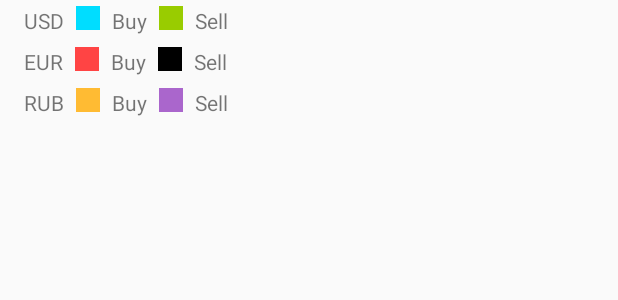
After one commit to RomanStecenko/zenua, an Android app: the layout double_rate_legend.xml on its own in the app's theme, with its tools: preview values and no code run, on a phone screen of 412 x 824 dp. The commit adds this screen. Shown: the top 300 px of the screen. Run offline under Robolectric (Android 15) with nearby library versions, the phone set to English and light mode, and no system bars.

Commit message:
fix legend of rate_progress

```diff
--- a/app/src/main/java/edu/my/rstetsenko/zenua/activities/MainActivity.java
+++ b/app/src/main/java/edu/my/rstetsenko/zenua/activities/MainActivity.java
@@ -77,7 +77,7 @@ public class MainActivity extends ActionBarActivity {
                     .commit();
         }
         ZenUaSyncAdapter.initializeSyncAdapter(this);
-        //TODO WIDGET, Tablet view, handle VideoView state. maybe migrate sources from settings to navigation drawer
+        //TODO WIDGET, Tablet view, handle VideoView state. maybe migrate selecting of sources from settings to navigation drawer
     }
 
     @Override
--- a/app/src/main/res/layout/activity_rate_progress.xml
+++ b/app/src/main/res/layout/activity_rate_progress.xml
@@ -7,6 +7,10 @@
     <com.github.mikephil.charting.charts.LineChart
         android:id="@+id/chart"
         android:layout_width="match_parent"
-        android:layout_height="match_parent" />
+        android:layout_height="0dp"
+        android:layout_weight="1"/>
+
+    <include layout="@layout/rate_legend"/>
+    <include layout="@layout/double_rate_legend"/>
 
 </LinearLayout>
--- /dev/null
+++ b/app/src/main/res/layout/double_rate_legend.xml
@@ -0,0 +1,137 @@
+<?xml version="1.0" encoding="utf-8"?>
+<LinearLayout xmlns:android="http://schemas.android.com/apk/res/android"
+    xmlns:tools="http://schemas.android.com/tools"
+    android:layout_width="match_parent"
+    android:layout_height="wrap_content"
+    android:id="@+id/double_rate_view"
+    android:gravity="center_vertical"
+    android:orientation="vertical"
+    android:paddingLeft="@dimen/land_buy_sell_left_right"
+    android:paddingRight="@dimen/land_buy_sell_left_right"
+    android:visibility="gone"
+    tools:visibility="visible">
+
+    <LinearLayout xmlns:android="http://schemas.android.com/apk/res/android"
+        android:layout_width="match_parent"
+        android:layout_height="wrap_content"
+        android:paddingTop="@dimen/legend_top_bottom_padding"
+        android:paddingBottom="@dimen/legend_top_bottom_padding"
+        android:orientation="horizontal">
+
+        <TextView
+            android:layout_width="wrap_content"
+            android:layout_height="wrap_content"
+            android:paddingRight="@dimen/legend_padding"
+            android:text="@string/usd"/>
+
+        <View
+            android:id="@+id/legend_usd_buy_color"
+            android:layout_width="@dimen/view_width_height"
+            android:layout_height="@dimen/view_width_height"
+            android:background="@android:color/holo_blue_bright" />
+
+        <TextView
+            android:layout_width="wrap_content"
+            android:layout_height="wrap_content"
+            android:paddingLeft="@dimen/legend_view_lef_padding"
+            android:paddingRight="@dimen/legend_padding"
+            android:text="@string/buy"/>
+
+        <View
+            android:id="@+id/legend_usd_sell_color"
+            android:layout_width="@dimen/view_width_height"
+            android:layout_height="@dimen/view_width_height"
+            android:background="@android:color/holo_green_light" />
+
+        <TextView
+            android:layout_width="wrap_content"
+            android:layout_height="wrap_content"
+            android:paddingLeft="@dimen/legend_view_lef_padding"
+            android:paddingRight="@dimen/legend_padding"
+            android:text="@string/sell"/>
+
+    </LinearLayout>
+
+    <LinearLayout xmlns:android="http://schemas.android.com/apk/res/android"
+        android:layout_width="match_parent"
+        android:layout_height="wrap_content"
+        android:paddingTop="@dimen/legend_top_bottom_padding"
+        android:paddingBottom="@dimen/legend_top_bottom_padding"
+        android:orientation="horizontal">
+
+        <TextView
+            android:layout_width="wrap_content"
+            android:layout_height="wrap_content"
+            android:paddingRight="@dimen/legend_padding"
+            android:text="@string/eur"/>
+
+        <View
+            android:id="@+id/legend_eur_buy_color"
+            android:layout_width="@dimen/view_width_height"
+            android:layout_height="@dimen/view_width_height"
+            android:background="@android:color/holo_red_light" />
+
+        <TextView
+            android:layout_width="wrap_content"
+            android:layout_height="wrap_content"
+            android:paddingLeft="@dimen/legend_view_lef_padding"
+            android:paddingRight="@dimen/legend_padding"
+            android:text="@string/buy"/>
+
+        <View
+            android:id="@+id/legend_eur_sell_color"
+            android:layout_width="@dimen/view_width_height"
+            android:layout_height="@dimen/view_width_height"
+            android:background="@android:color/black" />
+
+        <TextView
+            android:layout_width="wrap_content"
+            android:layout_height="wrap_content"
+            android:paddingLeft="@dimen/legend_view_lef_padding"
+            android:paddingRight="@dimen/legend_padding"
+            android:text="@string/sell"/>
+
+    </LinearLayout>
+
+    <LinearLayout xmlns:android="http://schemas.android.com/apk/res/android"
+        android:layout_width="match_parent"
+        android:layout_height="wrap_content"
+        android:paddingTop="@dimen/legend_top_bottom_padding"
+        android:paddingBottom="@dimen/legend_top_bottom_padding"
+        android:orientation="horizontal">
+
+        <TextView
+            android:layout_width="wrap_content"
+            android:layout_height="wrap_content"
+            android:paddingRight="@dimen/legend_padding"
+            android:text="@string/rub"/>
+
+        <View
+            android:id="@+id/legend_rub_buy_color"
+            android:layout_width="@dimen/view_width_height"
+            android:layout_height="@dimen/view_width_height"
+            android:background="@android:color/holo_orange_light" />
+
+        <TextView
+            android:layout_width="wrap_content"
+            android:layout_height="wrap_content"
+            android:paddingLeft="@dimen/legend_view_lef_padding"
+            android:paddingRight="@dimen/legend_padding"
+            android:text="@string/buy"/>
+
+        <View
+            android:id="@+id/legend_rub_sell_color"
+            android:layout_width="@dimen/view_width_height"
+            android:layout_height="@dimen/view_width_height"
+            android:background="@android:color/holo_purple" />
+
+        <TextView
+            android:layout_width="wrap_content"
+            android:layout_height="wrap_content"
+            android:paddingLeft="@dimen/legend_view_lef_padding"
+            android:paddingRight="@dimen/legend_padding"
+            android:text="@string/sell"/>
+
+    </LinearLayout>
+
+</LinearLayout>
--- a/app/src/main/res/menu/menu_main.xml
+++ b/app/src/main/res/menu/menu_main.xml
@@ -5,6 +5,7 @@
 
     <item
         android:id="@+id/sound"
+        android:orderInCategory="50"
         android:title="@string/sound_on"
         android:icon="@drawable/ic_volume_on"
         app:showAsAction="ifRoom" />
--- a/app/src/main/res/values-sw600dp/dimens.xml
+++ b/app/src/main/res/values-sw600dp/dimens.xml
@@ -4,4 +4,8 @@
     <dimen name="buy_sell_title">26sp</dimen>
     <dimen name="rate_numbers">55sp</dimen>
     <dimen name="rate_title">20sp</dimen>
+    <dimen name="legend_padding">24dp</dimen>
+    <dimen name="legend_top_bottom_padding">8dp</dimen>
+    <dimen name="legend_view_lef_padding">12dp</dimen>
+    <dimen name="view_width_height">22dp</dimen>
 </resources>
--- a/app/src/main/res/values/dimens.xml
+++ b/app/src/main/res/values/dimens.xml
@@ -5,4 +5,8 @@
     <dimen name="buy_sell_title">20sp</dimen>
     <dimen name="rate_numbers">50sp</dimen>
     <dimen name="rate_title">16sp</dimen>
+    <dimen name="legend_padding">8dp</dimen>
+    <dimen name="legend_top_bottom_padding">4dp</dimen>
+    <dimen name="legend_view_lef_padding">8dp</dimen>
+    <dimen name="view_width_height">16dp</dimen>
 </resources>
```
Also changed, not shown: app/src/main/java/edu/my/rstetsenko/zenua/Utility.java (+11 -0 lines), app/src/main/java/edu/my/rstetsenko/zenua/activities/RateProgressActivity.java (+30 -27 lines), app/src/main/java/edu/my/rstetsenko/zenua/fragments/ExchangeRateFragment.java (+7 -0 lines), app/src/main/java/edu/my/rstetsenko/zenua/sync/ZenUaSyncAdapter.java (+1 -9 lines), app/src/main/res/layout/rate_legend.xml (added, +54 -0 lines).
